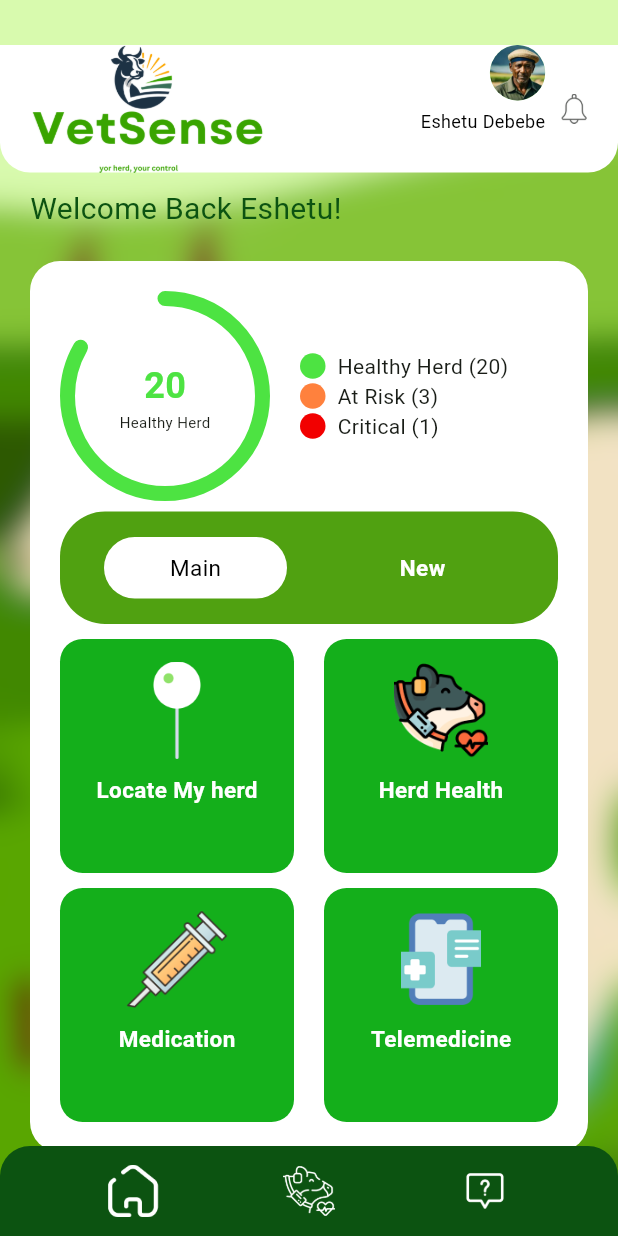
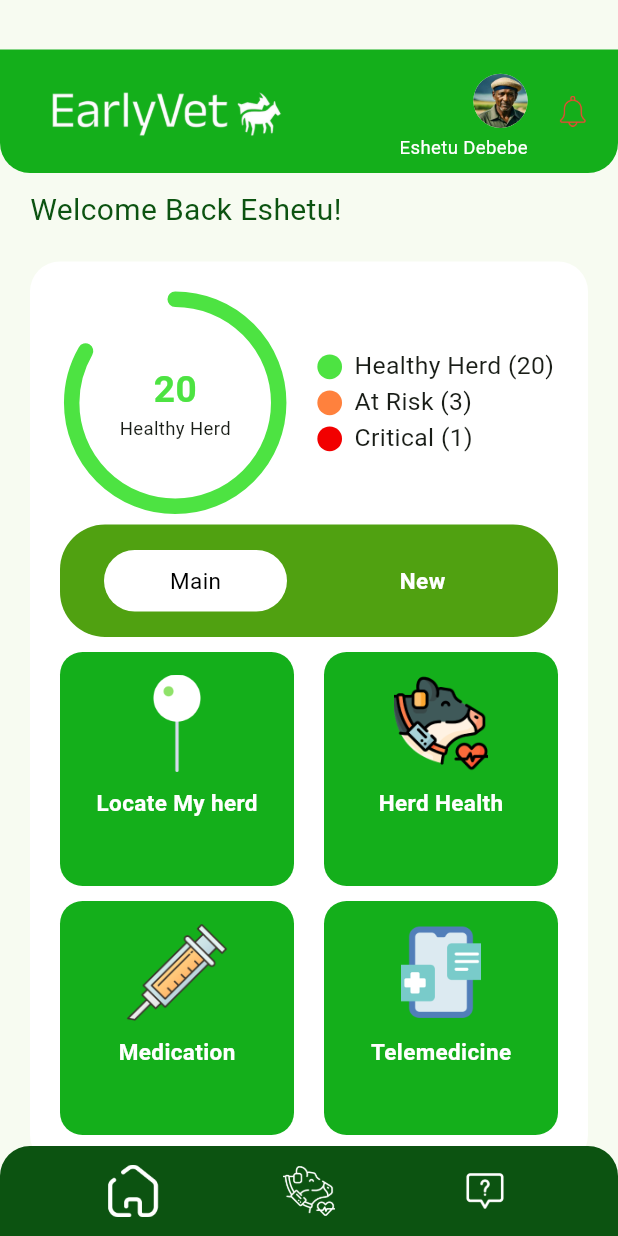
Before and after one commit to Firuol/seed, a Flutter app: the screen it shows after launch, after a tap on "Login", on a phone screen of 412 x 824 dp. Run offline on Flutter 3.47's test engine with Material 3 defaults, Android fonts, the light colour scheme and no system bars; drawn by our look-alikes of percent_indicator; our stand-ins replace google_fonts.

Commit message:
home page updated

```diff
--- a/earlyvapp/lib/screens/home_screen.dart
+++ b/earlyvapp/lib/screens/home_screen.dart
@@ -24,12 +24,6 @@ class _HomeScreenState extends State<HomeScreen> {
     return Scaffold(
       body: Stack(
         children: [
-          Positioned.fill(
-            child: Image.asset(
-              'assets/background_home.png',
-              fit: BoxFit.cover,
-            ),
-          ),
           Column(
             children: [
               TopNavigationBar(),
--- a/earlyvapp/lib/screens/login.dart
+++ b/earlyvapp/lib/screens/login.dart
@@ -21,15 +21,11 @@ class LoginScreen extends StatelessWidget {
                 child: Column(
                   mainAxisAlignment: MainAxisAlignment.center,
                   children: [
-                    SizedBox(height: 40),
-
-                    // Logo
+                                 // Logo
                     Image.asset(
                       'assets/earlyvet_logo.png',
-                      height: 80,
+                      height: 150,
                     ),
-
-                    SizedBox(height: 10),
 
                     Text(
                       'Welcome Back!',
--- a/earlyvapp/lib/widgets/home_widgets/circular_bar_summary.dart
+++ b/earlyvapp/lib/widgets/home_widgets/circular_bar_summary.dart
@@ -43,14 +43,18 @@ class _CircularBarSummaryState extends State<CircularBarSummary> {
 
   @override
   Widget build(BuildContext context) {
+    double screenWidth = MediaQuery.of(context).size.width;
+    double screenHeight = MediaQuery.of(context).size.height;
+
     return Row(
+      mainAxisAlignment: MainAxisAlignment.center,
       children: [
         Stack(
           alignment: Alignment.center,
           children: [
             CircularPercentIndicator(
-              radius: 70.0,
-              lineWidth: 10.0,
+              radius: screenWidth * 0.18,
+              lineWidth: screenWidth * 0.025,
               percent: displayLabel == 'Healthy Herd' ? displayPercent : 0.0,
               progressColor: displayLabel == 'Healthy Herd'
                   ? displayColor
@@ -59,8 +63,8 @@ class _CircularBarSummaryState extends State<CircularBarSummary> {
               circularStrokeCap: CircularStrokeCap.round,
             ),
             CircularPercentIndicator(
-              radius: 70.0,
-              lineWidth: 10.0,
+              radius: screenWidth * 0.18,
+              lineWidth: screenWidth * 0.025,
               percent: displayLabel == 'At Risk' ? displayPercent : 0.0,
               progressColor: displayLabel == 'At Risk'
                   ? displayColor
@@ -69,8 +73,8 @@ class _CircularBarSummaryState extends State<CircularBarSummary> {
               circularStrokeCap: CircularStrokeCap.round,
             ),
             CircularPercentIndicator(
-              radius: 70.0,
-              lineWidth: 10.0,
+              radius: screenWidth * 0.18,
+              lineWidth: screenWidth * 0.025,
               percent: displayLabel == 'Critical' ? displayPercent : 0.0,
               progressColor: displayLabel == 'Critical'
                   ? displayColor
@@ -83,15 +87,15 @@ class _CircularBarSummaryState extends State<CircularBarSummary> {
               children: [
                 Text('$displayCount',
                     style: TextStyle(
-                        fontSize: 24,
+                        fontSize: screenWidth * 0.06,
                         fontWeight: FontWeight.bold,
                         color: displayColor)),
-                Text(displayLabel, style: TextStyle(fontSize: 10)),
+                Text(displayLabel, style: TextStyle(fontSize: screenWidth * 0.03)),
               ],
             ),
           ],
         ),
-        SizedBox(width: 20),
+        SizedBox(width: screenWidth * 0.05),
         Column(
           crossAxisAlignment: CrossAxisAlignment.start,
           children: [
@@ -114,6 +118,7 @@ class _CircularBarSummaryState extends State<CircularBarSummary> {
 
   Widget _buildLegend(Color color, String label, int count, String labelText,
       Color progressColor, double percent) {
+    double screenWidth = MediaQuery.of(context).size.width;
     return GestureDetector(
       onTap: () {
         setState(() {
@@ -134,12 +139,12 @@ class _CircularBarSummaryState extends State<CircularBarSummary> {
       child: Row(
         children: [
           Container(
-            width: 17,
-            height: 17,
+            width: screenWidth * 0.04,
+            height: screenWidth * 0.04,
             decoration: BoxDecoration(color: color, shape: BoxShape.circle),
           ),
-          SizedBox(width: 8),
-          Text('$label ($count)'),
+          SizedBox(width: screenWidth * 0.02),
+          Text('$label ($count)', style: TextStyle(fontSize: screenWidth * 0.04)),
         ],
       ),
     );
--- a/earlyvapp/lib/widgets/home_widgets/top_navigation_bar.dart
+++ b/earlyvapp/lib/widgets/home_widgets/top_navigation_bar.dart
@@ -3,48 +3,61 @@ import 'package:flutter/material.dart';
 class TopNavigationBar extends StatelessWidget {
   @override
   Widget build(BuildContext context) {
+    double screenWidth = MediaQuery.of(context).size.width;
+    double screenHeight = MediaQuery.of(context).size.height;
+
     return Container(
-      margin: EdgeInsets.only(top: 30), // Add margin to the top
+      margin: EdgeInsets.only(top: screenHeight * 0.04), // Responsive margin
       child: Container(
-        height: 85,
+        height: screenHeight * 0.1, // Responsive height
         decoration: BoxDecoration(
-          color: Colors.white,
+          color: Color(0xFF14AF1B),
           borderRadius: BorderRadius.only(
             bottomLeft: Radius.circular(20),
             bottomRight: Radius.circular(20),
           ),
         ),
-        padding: EdgeInsets.symmetric(horizontal: 20),
+        padding: EdgeInsets.symmetric(horizontal: screenWidth * 0.05),
         child: Row(
           mainAxisAlignment: MainAxisAlignment.spaceBetween,
           children: [
             Image.asset(
               'assets/earlyvet_logo.png',
-              height: 90,
+              height: screenHeight * 0.1, // Responsive logo height
             ),
             Row(
               children: [
                 Column(
+                  mainAxisAlignment: MainAxisAlignment.center,
                   crossAxisAlignment: CrossAxisAlignment.end,
                   children: [
-                    CircleAvatar(
-                      radius: 18.5,
-                      backgroundImage: AssetImage('assets/user.png'),
+                    Padding(
+                      padding: EdgeInsets.only(top: screenHeight * 0.01), // Added padding to top
+                      child: CircleAvatar(
+                        radius: screenHeight * 0.022, // Responsive avatar
+                        backgroundImage: AssetImage('assets/user.png'),
+                      ),
                     ),
-                    SizedBox(height: 5),
+                    SizedBox(height: screenHeight * 0.005),
                     Text(
                       'Eshetu Debebe',
-                      style: TextStyle(fontSize: 12, color: Colors.black),
+                      style: TextStyle(
+                        fontSize: screenWidth * 0.03, // Responsive font size
+                        color: Colors.white,
+                      ),
                     ),
                   ],
                 ),
-                SizedBox(width: 10),
+                SizedBox(width: screenWidth * 0.05),
                 GestureDetector(
                   onTap: () {},
-                  child: Image.asset(
+                  child: ColorFiltered(
+                    colorFilter: ColorFilter.mode(Colors.red, BlendMode.srcIn),
+                    child: Image.asset(
                     'assets/notification.png',
-                    height: 20,
+                    height: screenHeight * 0.025, // Responsive icon size
                   ),
+                ),
                 ),
               ],
             ),
```
Also changed, not shown: earlyvapp/assets/earlyvet_logo.png.
